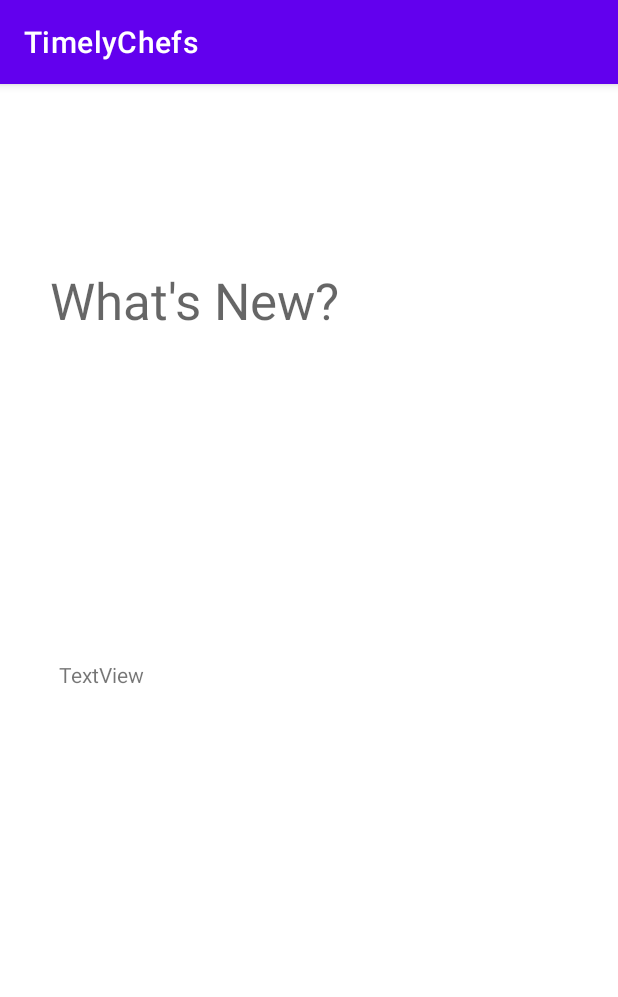
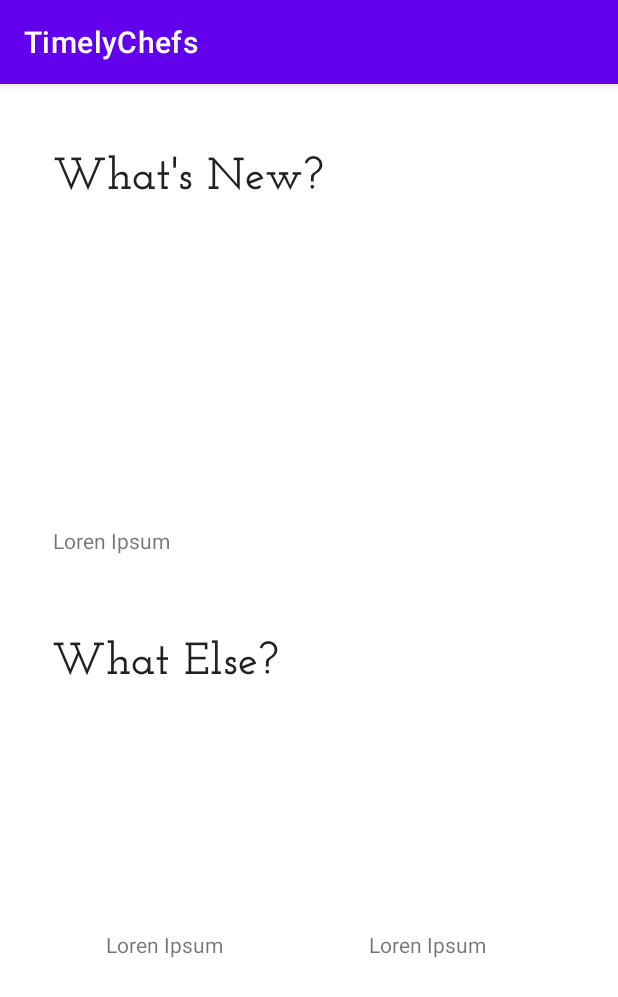
Before and after one commit to ParkerStraus/Senior-Project-App, an Android app: the screen it shows after launch (MainActivity), on a phone screen of 412 x 824 dp. Shown: the top 997 px of the screen. Run offline under Robolectric (Android 15) with nearby library versions, the phone set to English and light mode, and no system bars.

Commit message:
Added Text Styling

```diff
--- a/TimelyChefs/app/src/main/res/layout/activity_main.xml
+++ b/TimelyChefs/app/src/main/res/layout/activity_main.xml
@@ -6,43 +6,147 @@
     android:layout_height="match_parent"
     tools:context=".MainActivity">
 
-    <TextView
-        android:id="@+id/textView_whatsNew"
-        android:layout_width="wrap_content"
-        android:layout_height="wrap_content"
-        android:text="What's New?"
-        android:textAppearance="@style/TextAppearance.AppCompat.Display1"
-        app:layout_constraintBottom_toBottomOf="parent"
-        app:layout_constraintEnd_toEndOf="parent"
-        app:layout_constraintHorizontal_bias="0.152"
-        app:layout_constraintStart_toStartOf="parent"
-        app:layout_constraintTop_toTopOf="parent"
-        app:layout_constraintVertical_bias="0.168" />
-
     <ImageView
         android:id="@+id/imageView_whatsnew"
         android:layout_width="0dp"
         android:layout_height="189dp"
         android:layout_marginStart="35dp"
-        android:layout_marginTop="20dp"
+        android:layout_marginTop="8dp"
         android:layout_marginEnd="35dp"
-        android:contentDescription="imageofFood"
+        android:contentDescription="@string/imageoffood"
         android:scaleType="centerCrop"
         app:layout_constraintEnd_toEndOf="parent"
+        app:layout_constraintHorizontal_bias="0.0"
         app:layout_constraintStart_toStartOf="parent"
         app:layout_constraintTop_toBottomOf="@+id/textView_whatsNew"
         tools:srcCompat="@drawable/roast" />
 
     <TextView
-        android:id="@+id/textView2"
-        android:layout_width="333dp"
-        android:layout_height="53dp"
+        android:id="@+id/textView_whatsNew"
+        android:layout_width="223dp"
+        android:layout_height="43dp"
+        android:text="@string/whatsnew"
+        android:textAppearance="@style/HeaderText"
+        app:layout_constraintBottom_toBottomOf="parent"
+        app:layout_constraintEnd_toEndOf="parent"
+        app:layout_constraintHorizontal_bias="0.186"
+        app:layout_constraintStart_toStartOf="parent"
+        app:layout_constraintTop_toTopOf="parent"
+        app:layout_constraintVertical_bias="0.058" />
+
+    <TextView
+        android:id="@+id/textView_whatElse"
+        android:layout_width="174dp"
+        android:layout_height="50dp"
+        android:text="@string/whatelse"
+        android:textAppearance="@style/HeaderText"
+        app:layout_constraintBottom_toBottomOf="parent"
+        app:layout_constraintEnd_toEndOf="parent"
+        app:layout_constraintHorizontal_bias="0.147"
+        app:layout_constraintStart_toStartOf="parent"
+        app:layout_constraintTop_toBottomOf="@+id/textView_caption"
+        app:layout_constraintVertical_bias="0.036" />
+
+    <TextView
+        android:id="@+id/textView_caption"
+        android:layout_width="342dp"
+        android:layout_height="57dp"
         android:layout_marginStart="35dp"
-        android:layout_marginTop="8dp"
+        android:layout_marginTop="12dp"
         android:layout_marginEnd="35dp"
-        android:text="TextView"
+        android:text="@string/lipsum"
         app:layout_constraintEnd_toEndOf="parent"
+        app:layout_constraintHorizontal_bias="0.0"
         app:layout_constraintStart_toStartOf="parent"
         app:layout_constraintTop_toBottomOf="@+id/imageView_whatsnew" />
 
+    <HorizontalScrollView
+        android:layout_width="0dp"
+        android:layout_height="320dp"
+        android:layout_marginStart="35dp"
+        android:layout_marginEnd="35dp"
+        android:fillViewport="true"
+        app:layout_constraintBottom_toBottomOf="parent"
+        app:layout_constraintEnd_toEndOf="parent"
+        app:layout_constraintStart_toStartOf="parent"
+        app:layout_constraintTop_toBottomOf="@+id/textView_whatElse"
+        app:layout_constraintVertical_bias="0.51">
+
+        <LinearLayout
+            android:layout_width="wrap_content"
+            android:layout_height="match_parent"
+            android:orientation="horizontal">
+
+            <LinearLayout
+                android:layout_width="match_parent"
+                android:layout_height="match_parent"
+                android:orientation="vertical">
+
+                <ImageView
+                    android:id="@+id/imageView_whatsnew3"
+                    android:layout_width="175dp"
+                    android:layout_height="120dp"
+                    android:contentDescription="@string/imageoffood"
+                    android:scaleType="centerCrop"
+                    tools:srcCompat="@drawable/roast" />
+
+                <TextView
+                    android:id="@+id/textView_caption3"
+                    android:layout_width="match_parent"
+                    android:layout_height="47dp"
+                    android:layout_marginStart="35dp"
+                    android:layout_marginTop="12dp"
+                    android:layout_marginEnd="35dp"
+                    android:text="@string/lipsum" />
+            </LinearLayout>
+
+            <LinearLayout
+                android:layout_width="match_parent"
+                android:layout_height="match_parent"
+                android:orientation="vertical">
+
+                <ImageView
+                    android:id="@+id/imageView_whatsnew4"
+                    android:layout_width="175dp"
+                    android:layout_height="120dp"
+                    android:contentDescription="@string/imageoffood"
+                    android:scaleType="centerCrop"
+                    tools:srcCompat="@drawable/roast" />
+
+                <TextView
+                    android:id="@+id/textView_caption4"
+                    android:layout_width="match_parent"
+                    android:layout_height="47dp"
+                    android:layout_marginStart="35dp"
+                    android:layout_marginTop="12dp"
+                    android:layout_marginEnd="35dp"
+                    android:text="@string/lipsum" />
+            </LinearLayout>
+
+            <LinearLayout
+                android:layout_width="match_parent"
+                android:layout_height="match_parent"
+                android:orientation="vertical">
+
+                <ImageView
+                    android:id="@+id/imageView_whatsnew2"
+                    android:layout_width="175dp"
+                    android:layout_height="120dp"
+                    android:contentDescription="@string/imageoffood"
+                    android:scaleType="centerCrop"
+                    tools:srcCompat="@drawable/roast" />
+
+                <TextView
+                    android:id="@+id/textView_caption2"
+                    android:layout_width="match_parent"
+                    android:layout_height="47dp"
+                    android:layout_marginStart="35dp"
+                    android:layout_marginTop="12dp"
+                    android:layout_marginEnd="35dp"
+                    android:text="@string/lipsum" />
+            </LinearLayout>
+
+        </LinearLayout>
+    </HorizontalScrollView>
+
 </androidx.constraintlayout.widget.ConstraintLayout>
--- a/TimelyChefs/app/src/main/res/values/strings.xml
+++ b/TimelyChefs/app/src/main/res/values/strings.xml
@@ -1,3 +1,7 @@
 <resources>
     <string name="app_name">TimelyChefs</string>
+    <string name="whatsnew">What\'s New?</string>
+    <string name="whatelse">What Else?</string>
+    <string name="imageoffood">Image of Food</string>
+    <string name="lipsum">Loren Ipsum</string>
 </resources>
--- a/TimelyChefs/app/src/main/res/values/styles.xml
+++ b/TimelyChefs/app/src/main/res/values/styles.xml
@@ -2,5 +2,6 @@
 <resources>
     <style name="HeaderText" parent="TextAppearance.AppCompat">
         <item name="android:fontFamily">@font/josefinslab</item>
+        <item name="android:textSize">30dp</item>
     </style>
 </resources>
```
